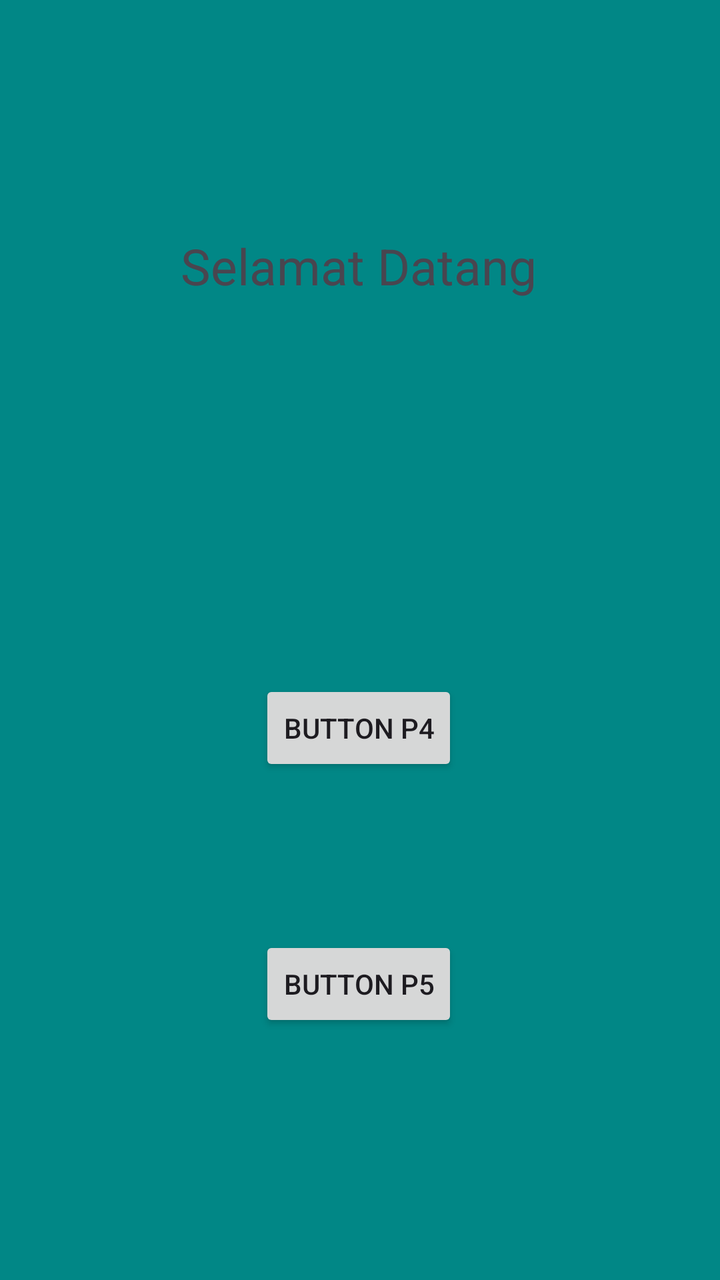
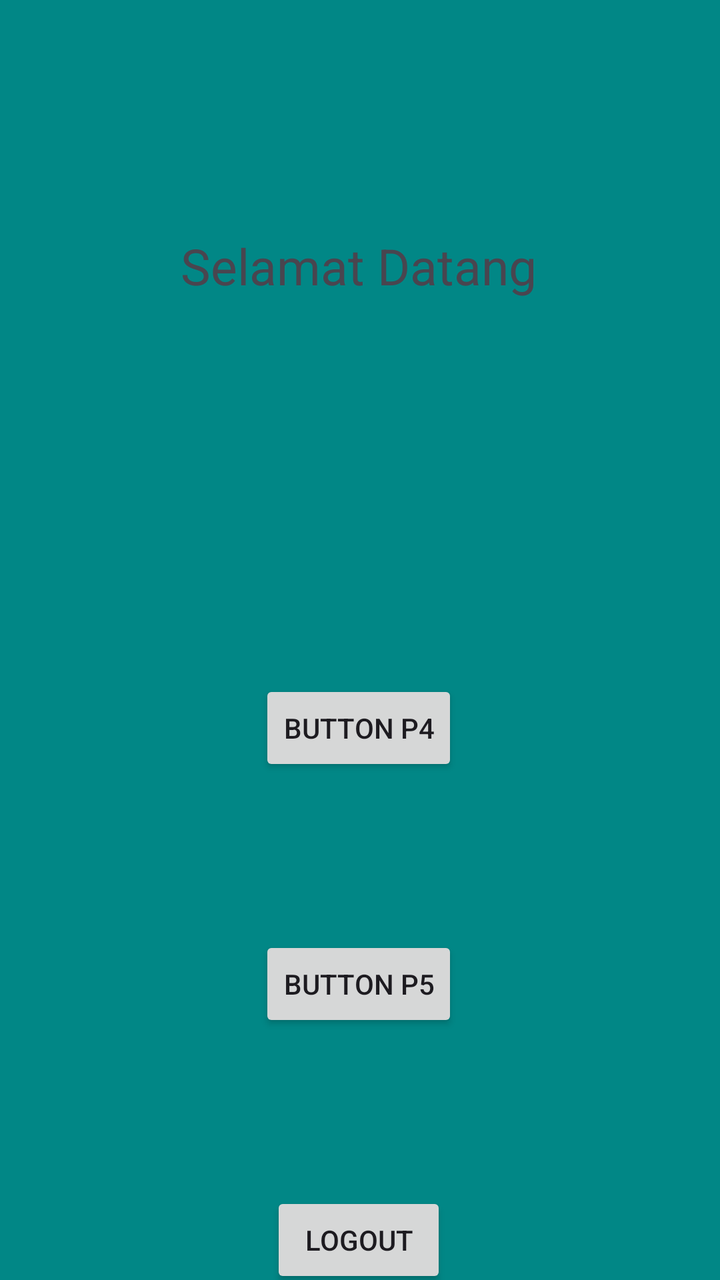

Compare the two renders of this Android layout. The source of the first and the diff that turns it into the second are given below.
<!-- AndroidManifest.xml: application theme Theme.RaihanMobile -->
<!-- res/layout/activity_main.xml -->
<?xml version="1.0" encoding="utf-8"?>
<androidx.constraintlayout.widget.ConstraintLayout xmlns:android="http://schemas.android.com/apk/res/android"
    xmlns:app="http://schemas.android.com/apk/res-auto"
    xmlns:tools="http://schemas.android.com/tools"
    android:id="@+id/main"
    android:layout_width="match_parent"
    android:layout_height="match_parent"
    android:background="@color/design_default_color_secondary_variant"
    tools:context=".MainActivity">

    <Button
        android:id="@+id/btnToFourth"
        android:layout_width="wrap_content"
        android:layout_height="wrap_content"
        android:layout_marginTop="340dp"
        android:text="Button P4"
        app:layout_constraintEnd_toEndOf="parent"
        app:layout_constraintHorizontal_bias="0.498"
        app:layout_constraintStart_toStartOf="parent"
        app:layout_constraintTop_toTopOf="parent" />

    <TextView
        android:id="@+id/textView4"
        android:layout_width="wrap_content"
        android:layout_height="wrap_content"
        android:layout_marginTop="116dp"
        android:text="Selamat Datang"
        android:textSize="25dp"
        app:layout_constraintEnd_toEndOf="parent"
        app:layout_constraintHorizontal_bias="0.497"
        app:layout_constraintStart_toStartOf="parent"
        app:layout_constraintTop_toTopOf="parent" />

    <Button
        android:id="@+id/btnP5"
        android:layout_width="wrap_content"
        android:layout_height="wrap_content"
        android:layout_marginTop="80dp"
        android:text="Button P5"
        app:layout_constraintEnd_toEndOf="parent"
        app:layout_constraintHorizontal_bias="0.498"
        app:layout_constraintStart_toStartOf="parent"
        app:layout_constraintTop_toBottomOf="@+id/btnToFourth" />

</androidx.constraintlayout.widget.ConstraintLayout>
<!-- resources referenced by this layout -->
<resources>
  <style name="Theme.RaihanMobile" parent="Base.Theme.RaihanMobile" />
  <style name="Base.Theme.RaihanMobile" parent="Theme.Material3.DayNight.NoActionBar">
          
          
      </style>
</resources>

<!-- the commit's change to res/layout/activity_main.xml (unified diff, before → after) -->
@@ -42,4 +42,15 @@
         app:layout_constraintStart_toStartOf="parent"
         app:layout_constraintTop_toBottomOf="@+id/btnToFourth" />
 
+    <Button
+        android:id="@+id/btnLogout"
+        android:layout_width="wrap_content"
+        android:layout_height="wrap_content"
+        android:layout_marginTop="80dp"
+        android:text="Logout"
+        app:layout_constraintEnd_toEndOf="parent"
+        app:layout_constraintHorizontal_bias="0.498"
+        app:layout_constraintStart_toStartOf="parent"
+        app:layout_constraintTop_toBottomOf="@+id/btnP5" />
+
 </androidx.constraintlayout.widget.ConstraintLayout>
